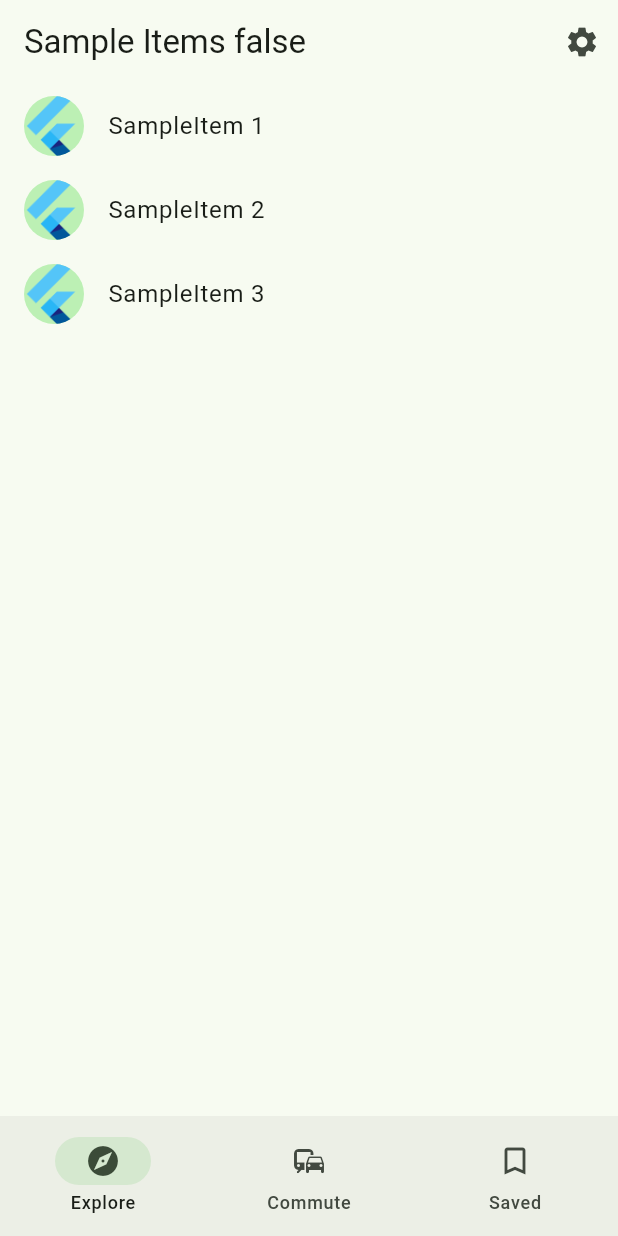
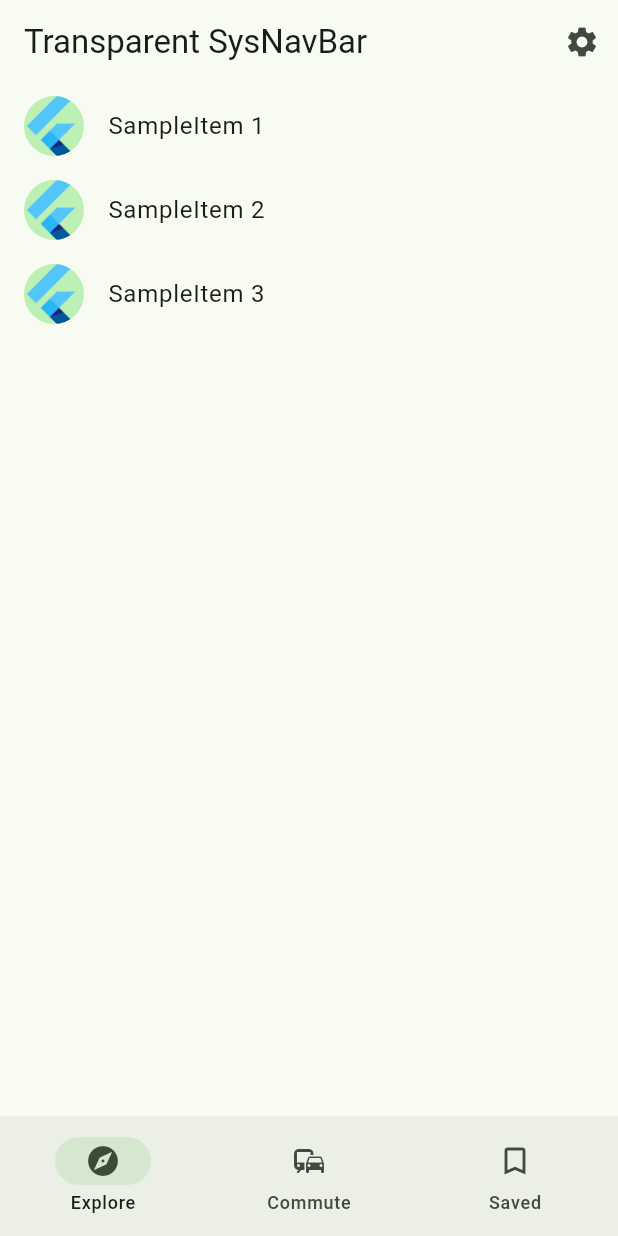
Before and after one commit to rydmike/annotated_region_demo, a Flutter app: the screen it shows after launch, on a phone screen of 412 x 824 dp. Run offline on Flutter 3.47's test engine with Material 2 defaults, Android fonts, the light colour scheme and no system bars; generated files the repository leaves out were written again.

Commit message:
Change home screen AppBar title

```diff
--- a/lib/src/sample_feature/sample_item_list_view.dart
+++ b/lib/src/sample_feature/sample_item_list_view.dart
@@ -28,7 +28,7 @@ class _SampleItemListViewState extends State<SampleItemListView> {
     debugPrint('Use 24 hour format: $use24Hour at ${DateTime.now()} in Home');
     return Scaffold(
       appBar: AppBar(
-        title: Text('Sample Items $use24Hour'),
+        title: const Text('Transparent SysNavBar '),
         actions: [
           IconButton(
             icon: const Icon(Icons.settings),
```
